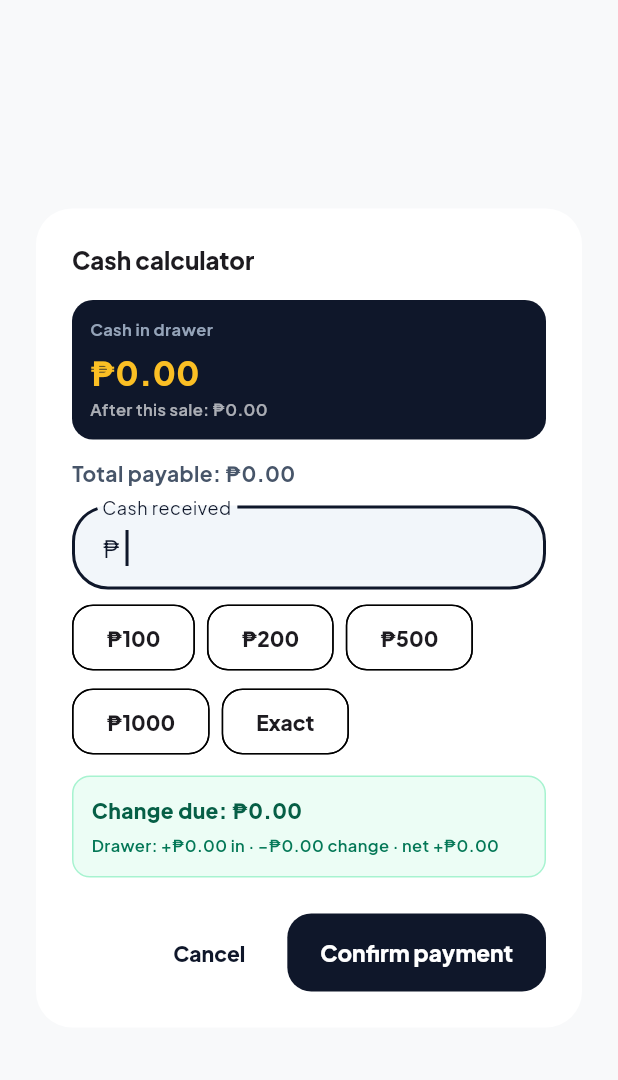
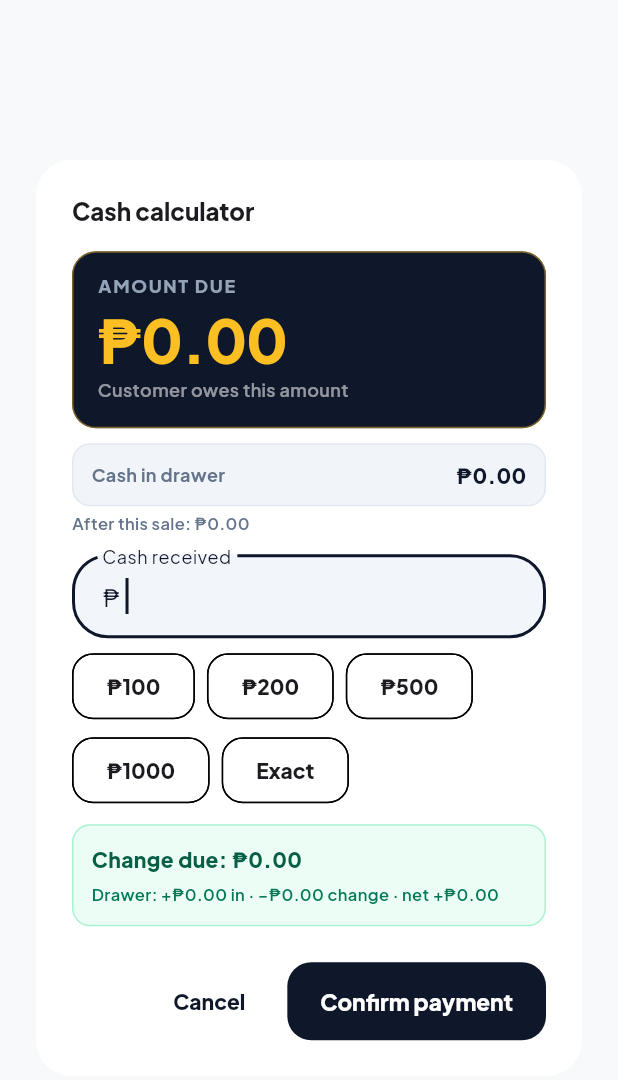
Before and after one commit to CasinWorks/CasinPOS, a Flutter app: the _CashCalculatorDialog widget shown alone on an empty page, opened directly with empty values, on a phone screen of 412 x 824 dp. Shown: the top 1080 px of the screen. Run offline on Flutter 3.47's test engine with Material 3 defaults, Android fonts, the phone set to English and light mode, and no system bars; our stand-ins replace fl_chart, flutter_riverpod, go_router, google_fonts, image_picker, pdf and 3 more; accounts and stored records are empty.

Commit message:
Make amount due the dominant figure in the cash calculator.
Cashiers need the receivable total first; drawer balance stays secondary.

Co-authored-by: Cursor <cursoragent@cursor.com>

```diff
--- a/app/lib/features/cart_checkout/cash_calculator_modal.dart
+++ b/app/lib/features/cart_checkout/cash_calculator_modal.dart
@@ -53,7 +53,7 @@ class _CashCalculatorDialogState extends State<_CashCalculatorDialog> {
             - media.viewInsets.bottom
             - media.padding.vertical
             - 200)
-        .clamp(120.0, 480.0);
+        .clamp(120.0, 520.0);
 
     final received = double.tryParse(_ctrl.text) ?? 0;
     final change = received - widget.totalPayable;
@@ -68,7 +68,7 @@ class _CashCalculatorDialogState extends State<_CashCalculatorDialog> {
       title: const Text('Cash calculator', style: TextStyle(fontWeight: FontWeight.w800, fontSize: 16)),
       content: ConstrainedBox(
         constraints: BoxConstraints(
-          maxWidth: 340,
+          maxWidth: 360,
           maxHeight: maxContentHeight,
         ),
         child: SingleChildScrollView(
@@ -77,47 +77,86 @@ class _CashCalculatorDialogState extends State<_CashCalculatorDialog> {
             crossAxisAlignment: CrossAxisAlignment.stretch,
             children: [
               Container(
-                padding: const EdgeInsets.all(12),
+                padding: const EdgeInsets.fromLTRB(16, 14, 16, 16),
                 decoration: BoxDecoration(
                   color: AppColors.slate900,
-                  borderRadius: BorderRadius.circular(14),
+                  borderRadius: BorderRadius.circular(16),
+                  border: Border.all(color: AppColors.retail.withValues(alpha: 0.45)),
                 ),
                 child: Column(
                   crossAxisAlignment: CrossAxisAlignment.start,
                   children: [
                     const Text(
-                      'Cash in drawer',
+                      'AMOUNT DUE',
                       style: TextStyle(
-                        fontSize: 11,
-                        fontWeight: FontWeight.w700,
+                        fontSize: 12,
+                        fontWeight: FontWeight.w800,
+                        letterSpacing: 1.1,
                         color: AppColors.slate400,
+                      ),
+                    ),
+                    const SizedBox(height: 6),
+                    Text(
+                      '₱${widget.totalPayable.toStringAsFixed(2)}',
+                      style: const TextStyle(
+                        fontSize: 40,
+                        fontWeight: FontWeight.w900,
+                        height: 1.05,
+                        letterSpacing: -0.8,
+                        color: AppColors.retail,
                       ),
                     ),
                     const SizedBox(height: 4),
                     Text(
-                      '₱${widget.drawerBalance.toStringAsFixed(2)}',
-                      style: const TextStyle(
-                        fontSize: 22,
-                        fontWeight: FontWeight.w900,
-                        color: AppColors.retail,
-                      ),
-                    ),
-                    const SizedBox(height: 2),
-                    Text(
-                      'After this sale: ₱${drawerAfter.toStringAsFixed(2)}',
+                      'Customer owes this amount',
                       style: TextStyle(
-                        fontSize: 11,
+                        fontSize: 12,
                         fontWeight: FontWeight.w600,
-                        color: Colors.white.withValues(alpha: 0.65),
+                        color: Colors.white.withValues(alpha: 0.55),
                       ),
                     ),
                   ],
                 ),
               ),
-              const SizedBox(height: 12),
+              const SizedBox(height: 10),
+              Container(
+                padding: const EdgeInsets.symmetric(horizontal: 12, vertical: 10),
+                decoration: BoxDecoration(
+                  color: AppColors.slate100,
+                  borderRadius: BorderRadius.circular(12),
+                  border: Border.all(color: AppColors.slate200),
+                ),
+                child: Row(
+                  children: [
+                    const Expanded(
+                      child: Text(
+                        'Cash in drawer',
+                        style: TextStyle(
+                          fontSize: 12,
+                          fontWeight: FontWeight.w700,
+                          color: AppColors.slate500,
+                        ),
+                      ),
+                    ),
+                    Text(
+                      '₱${widget.drawerBalance.toStringAsFixed(2)}',
+                      style: const TextStyle(
+                        fontSize: 14,
+                        fontWeight: FontWeight.w900,
+                        color: AppColors.ink,
+                      ),
+                    ),
+                  ],
+                ),
+              ),
+              const SizedBox(height: 4),
               Text(
-                'Total payable: ₱${widget.totalPayable.toStringAsFixed(2)}',
-                style: const TextStyle(fontWeight: FontWeight.w700),
+                'After this sale: ₱${drawerAfter.toStringAsFixed(2)}',
+                style: const TextStyle(
+                  fontSize: 11,
+                  fontWeight: FontWeight.w600,
+                  color: AppColors.slate500,
+                ),
               ),
               const SizedBox(height: 12),
               TextField(
```
